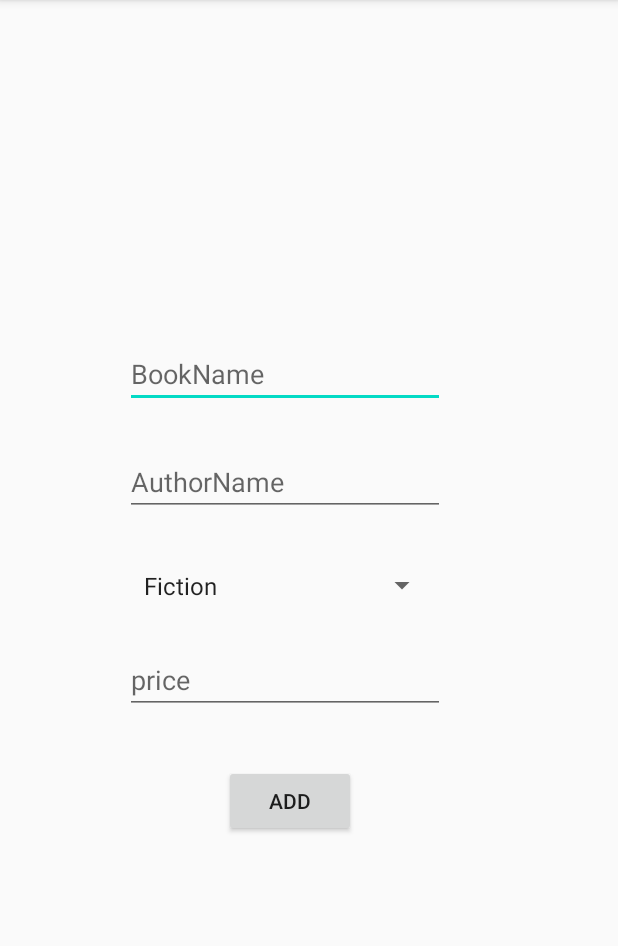
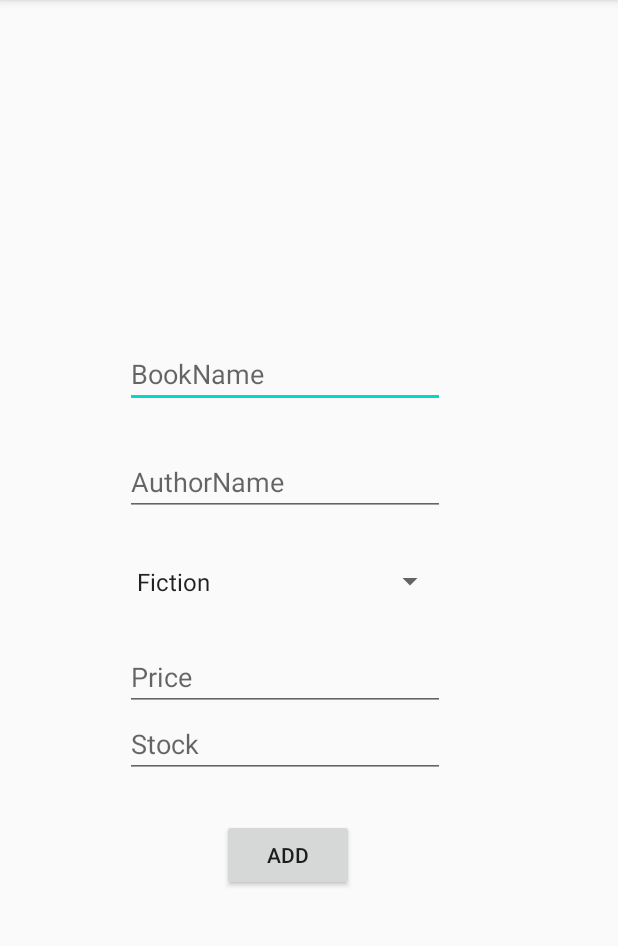
Before and after one commit to veekay98/online-bookstore-app, an Android app: the AddbooksActivity screen opened directly, with no data from a screen before it, after a tap on "ADD", on a phone screen of 412 x 824 dp, the part 84-1030 px from its top. Run offline under Robolectric (Android 15) with nearby library versions, the phone set to English and light mode, and no system bars; our stand-ins replace Firebase (no records; nobody signed in at launch, a user with empty details on screens opened directly).

Commit message:
stock option for admin

```diff
--- a/FireApp/app/src/main/java/com/example/fireapp/AddbooksActivity.java
+++ b/FireApp/app/src/main/java/com/example/fireapp/AddbooksActivity.java
@@ -24,7 +24,7 @@ import com.google.firebase.database.ValueEventListener;
 
 public class AddbooksActivity extends AppCompatActivity {
     Spinner genrelist;
-    EditText book,author,price;
+    EditText book,author,price,stock;
     Button add;
     DatabaseReference databasebooks;
     FirebaseAuth firebaseauth;
@@ -33,6 +33,7 @@ public class AddbooksActivity extends AppCompatActivity {
     String authorname;
     String genre;
     String bookprice;
+    String bookstock;
     @Override
     protected void onCreate(Bundle savedInstanceState) {
         super.onCreate(savedInstanceState);
@@ -44,6 +45,7 @@ public class AddbooksActivity extends AppCompatActivity {
         book=findViewById(R.id.bookname);
         author=findViewById(R.id.authorname);
         add=findViewById(R.id.addbook);
+        stock = findViewById(R.id.stock);
         add.setOnClickListener(new View.OnClickListener() {
             @Override
             public void onClick(View v) {
@@ -51,6 +53,7 @@ public class AddbooksActivity extends AppCompatActivity {
                 authorname = author.getText().toString();
                 bookprice=price.getText().toString();
                 genre = genrelist.getSelectedItem().toString();
+                bookstock = stock.getText().toString();
                 if (bookname.isEmpty()) {
                     Toast.makeText(AddbooksActivity.this, "Enter bookname", Toast.LENGTH_SHORT).show();
                 }
@@ -59,7 +62,10 @@ public class AddbooksActivity extends AppCompatActivity {
                 }
                 if (genre.isEmpty()) {
                     Toast.makeText(AddbooksActivity.this, "Enter authorname", Toast.LENGTH_SHORT).show();
-                } else {
+                }
+              if (bookstock.isEmpty()) {
+                Toast.makeText(AddbooksActivity.this, "Enter stock", Toast.LENGTH_SHORT).show();
+              } else {
                     flag=0;
                     databasebooks.addListenerForSingleValueEvent(new ValueEventListener() {
                         @Override
@@ -68,7 +74,8 @@ public class AddbooksActivity extends AppCompatActivity {
                                 Book book=booksnapshot.getValue(Book.class);
                                 if(book.getName().equals(bookname)) {
                                     flag=1;
-                                    Book new_book = new Book(book.getId(), bookname, authorname, genre, book.getCount() + 1,bookprice);
+                                  int stockvalue =Integer.parseInt(bookstock);
+                                  Book new_book = new Book(book.getId(), bookname, authorname, genre, book.getCount() + stockvalue,bookprice);
                                     databasebooks.child(book.getId()).setValue(new_book);
                                     Toast.makeText(AddbooksActivity.this, "count updated", Toast.LENGTH_SHORT);
                                     break;
@@ -76,8 +83,9 @@ public class AddbooksActivity extends AppCompatActivity {
                             }
                             if(flag==0){
                                 String id = databasebooks.push().getKey();
-                                int count = 1;
-                                Book book = new Book(id, bookname, authorname, genre, 1,bookprice);
+                                int stockvalue = Integer.parseInt(bookstock) ;
+
+                                Book book = new Book(id, bookname, authorname, genre, stockvalue,bookprice);
                                 bookname="";
                                 assert id != null;
                                 databasebooks.child(id).setValue(book).addOnCompleteListener(AddbooksActivity.this, new OnCompleteListener<Void>() {
--- a/FireApp/app/src/main/java/com/example/fireapp/BookList.java
+++ b/FireApp/app/src/main/java/com/example/fireapp/BookList.java
@@ -74,8 +74,10 @@ public class BookList extends ArrayAdapter<Book> {
                                 flag=1;
                                 if(cartbook.getCount()<bookcount)
                                 {
-                                    Book new_book = new Book(bookid, bookname, authorname, genre, cartbook.getCount() + 1,cartbook.getPrice());
+                                  Toast.makeText(getContext(), "Added to Cart", Toast.LENGTH_SHORT).show();
+                                  Book new_book = new Book(bookid, bookname, authorname, genre, cartbook.getCount() + 1,cartbook.getPrice());
                                     firebasecart.child(bookid).setValue(new_book);
+
                                 }
                                 else
                                 {
--- a/FireApp/app/src/main/java/com/example/fireapp/LoginActivity.java
+++ b/FireApp/app/src/main/java/com/example/fireapp/LoginActivity.java
@@ -42,7 +42,7 @@ public class LoginActivity extends AppCompatActivity {
                 }
                 else
                 {
-                    Toast.makeText(LoginActivity.this, "You are already logged in", Toast.LENGTH_SHORT);
+                    Toast.makeText(LoginActivity.this, "You are logged in", Toast.LENGTH_SHORT);
                 }
             }
         };
--- a/FireApp/app/src/main/res/layout/activity_addbooks.xml
+++ b/FireApp/app/src/main/res/layout/activity_addbooks.xml
@@ -15,8 +15,8 @@
     android:layout_marginEnd="115dp"
     android:layout_marginBottom="478dp"
     android:ems="10"
+    android:hint="BookName"
     android:inputType="textPersonName"
-        android:hint="BookName"
     app:layout_constraintBottom_toBottomOf="parent"
     app:layout_constraintEnd_toEndOf="parent"
     app:layout_constraintStart_toStartOf="parent"
@@ -31,8 +31,8 @@
     android:layout_marginEnd="115dp"
     android:layout_marginBottom="415dp"
     android:ems="10"
+    android:hint="AuthorName"
     android:inputType="textPersonName"
-        android:hint="AuthorName"
     app:layout_constraintBottom_toBottomOf="parent"
     app:layout_constraintEnd_toEndOf="parent"
     app:layout_constraintStart_toStartOf="parent"
@@ -40,8 +40,8 @@
 
   <Spinner
     android:id="@+id/genre"
-        android:layout_width="204dp"
-        android:layout_height="46dp"
+    android:layout_width="214dp"
+    android:layout_height="47dp"
     android:layout_marginStart="83dp"
     android:layout_marginTop="30dp"
     android:layout_marginEnd="115dp"
@@ -49,15 +49,17 @@
     android:entries="@array/genres"
     app:layout_constraintBottom_toBottomOf="parent"
     app:layout_constraintEnd_toEndOf="parent"
+    app:layout_constraintHorizontal_bias="0.0"
     app:layout_constraintStart_toStartOf="parent"
-        app:layout_constraintTop_toBottomOf="@+id/authorname" />
+    app:layout_constraintTop_toBottomOf="@+id/authorname"
+    app:layout_constraintVertical_bias="0.695" />
 
   <Button
     android:id="@+id/addbook"
     android:layout_width="wrap_content"
     android:layout_height="wrap_content"
-        android:layout_marginStart="149dp"
-        android:layout_marginTop="34dp"
+    android:layout_marginStart="148dp"
+    android:layout_marginTop="72dp"
     android:text="Add"
     app:layout_constraintStart_toStartOf="parent"
     app:layout_constraintTop_toBottomOf="@+id/price" />
@@ -69,8 +71,22 @@
     android:layout_marginStart="83dp"
     android:layout_marginTop="17dp"
     android:ems="10"
-        android:hint="price"
+    android:hint="Price"
     android:inputType="textPersonName"
     app:layout_constraintStart_toStartOf="parent"
     app:layout_constraintTop_toBottomOf="@+id/genre" />
+
+  <EditText
+    android:id="@+id/stock"
+    android:layout_width="wrap_content"
+    android:layout_height="wrap_content"
+    android:layout_marginStart="83dp"
+    android:layout_marginTop="455dp"
+    android:layout_marginBottom="231dp"
+    android:ems="10"
+    android:hint="Stock"
+    android:inputType="number"
+    app:layout_constraintBottom_toBottomOf="parent"
+    app:layout_constraintStart_toStartOf="parent"
+    app:layout_constraintTop_toTopOf="parent" />
 </androidx.constraintlayout.widget.ConstraintLayout>
--- a/FireApp/app/src/main/res/layout/activity_home.xml
+++ b/FireApp/app/src/main/res/layout/activity_home.xml
@@ -31,7 +31,7 @@
     android:layout_height="wrap_content"
     android:layout_marginStart="301dp"
     android:layout_marginTop="25dp"
-        android:text="cart"
+    android:text="My Cart"
     app:layout_constraintStart_toStartOf="parent"
     app:layout_constraintTop_toTopOf="parent" />
 
@@ -41,7 +41,7 @@
     android:layout_height="wrap_content"
     android:layout_marginStart="196dp"
     android:layout_marginTop="25dp"
-        android:text="orders"
+    android:text="My Orders"
     app:layout_constraintStart_toStartOf="parent"
     app:layout_constraintTop_toTopOf="parent" />
 
```
Lines whose indentation alone changed are shown as unchanged.
